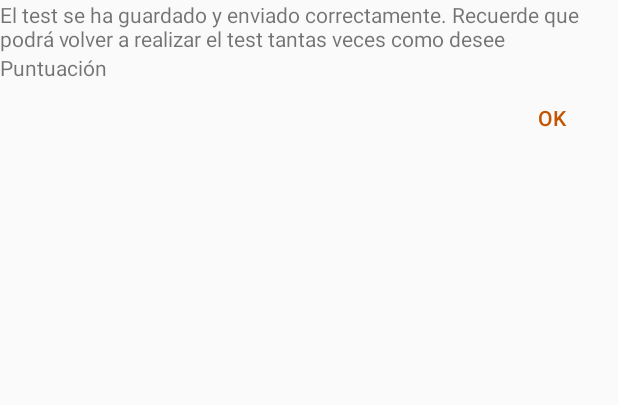
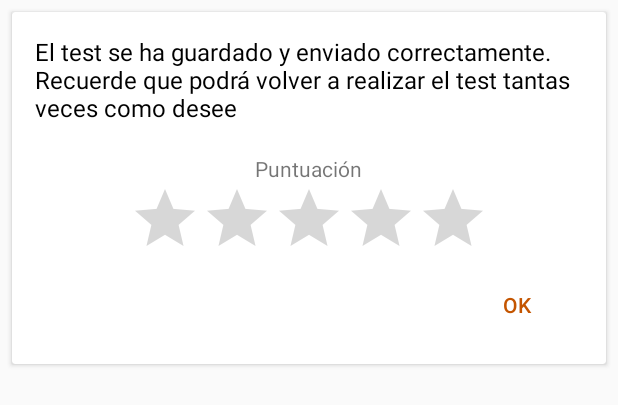
Before and after one commit to rampillas/myzencoach, an Android app: the layout questions_test_completed_dialog_layout.xml on its own in the app's theme, with its tools: preview values and no code run, on a phone screen of 412 x 824 dp. Shown: the top 405 px of the screen. Run offline under Robolectric (Android 15) with nearby library versions, the phone set to English and light mode, and no system bars.

Commit message:
test -> questions -> dialog test

```diff
--- a/app/src/main/res/layout/questions_test_completed_dialog_layout.xml
+++ b/app/src/main/res/layout/questions_test_completed_dialog_layout.xml
@@ -1,35 +1,49 @@
-<LinearLayout android:id="@+id/edit_name"
+<?xml version="1.0" encoding="utf-8"?>
+<android.support.v7.widget.CardView
+    android:id="@+id/ranking_item_card"
     xmlns:android="http://schemas.android.com/apk/res/android"
+    android:layout_width="match_parent"
+    android:layout_height="wrap_content"
+    android:layout_margin="8dp">
+
+
+    <LinearLayout
         android:layout_width="wrap_content"
         android:layout_height="wrap_content"
-              android:orientation="vertical">
+        android:orientation="vertical"
+        android:padding="15dp">
 
         <TextView
             android:layout_width="wrap_content"
             android:layout_height="wrap_content"
+            android:layout_marginBottom="20dp"
+            android:textColor="@color/black"
+            android:textSize="16sp"
             android:text="@string/test_completed_dialog"/>
 
         <TextView
             android:layout_width="wrap_content"
             android:layout_height="wrap_content"
+            android:textSize="14sp"
+            android:layout_gravity="center_horizontal"
             android:text="@string/puntuaction"/>
 
         <RatingBar
             android:id="@+id/score_ratingBar"
             android:layout_width="wrap_content"
             android:layout_height="wrap_content"
-        android:layout_weight="1"
+            android:layout_gravity="center_horizontal"
             android:isIndicator="true"
-        android:numStars="5"
-        android:visibility="gone"/>
+            android:numStars="5"/>
 
         <Button
-        android:text="@string/OK"
+            android:id="@+id/ok_button"
             android:layout_width="wrap_content"
             android:layout_height="wrap_content"
             android:layout_gravity="right"
             android:background="@color/transparent"
-        android:textColor="@color/colorAccent"
-        android:id="@+id/button"/>
+            android:text="@string/OK"
+            android:textColor="@color/colorAccent"/>
 
     </LinearLayout>
+</android.support.v7.widget.CardView>
```
Also changed, not shown: app/src/main/java/com/unir/grupo2/myzeancoach/ui/MEssentialInfo/TestActivity.java (+28 -3 lines), app/src/main/java/com/unir/grupo2/myzeancoach/ui/MEssentialInfo/questionList/QuestionListAdapter.java (+10 -2 lines), app/src/main/java/com/unir/grupo2/myzeancoach/ui/MEssentialInfo/questionList/QuestionTestCompletedDialog.java (added, +78 -0 lines). Lines whose indentation alone changed are shown as unchanged.
